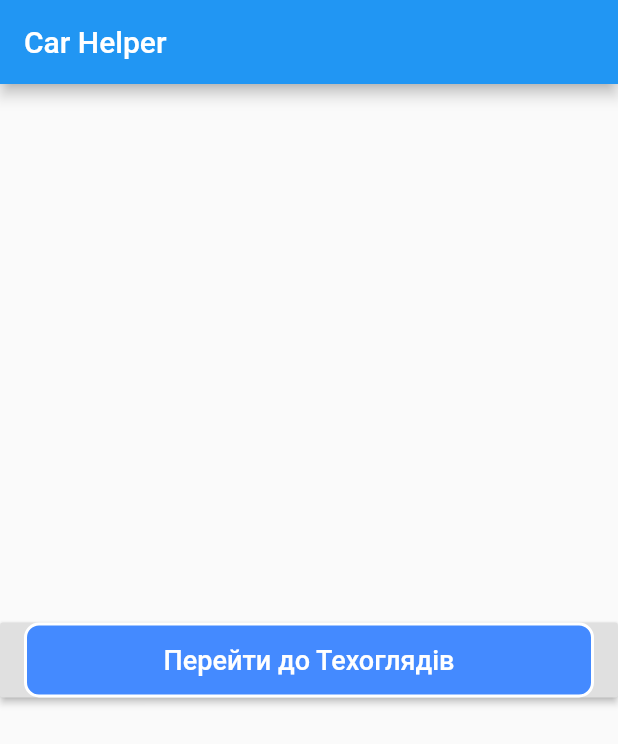
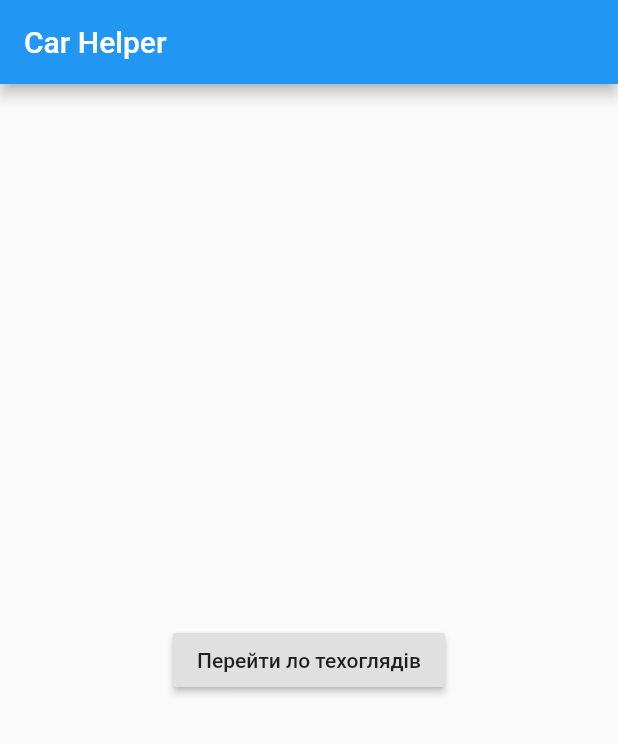
Before and after one commit to Vlad-Kostyuk/CarHelper, a Flutter app: the screen it shows after launch, on a phone screen of 412 x 824 dp. Shown: the top 744 px of the screen. Run offline on Flutter 3.47's test engine with Material 2 defaults, Android fonts, the phone set to English and light mode, and no system bars; our stand-ins replace sqflite; accounts and stored records are empty.

Commit message:
add Screen №1

```diff
--- a/lib/main.dart
+++ b/lib/main.dart
@@ -1,6 +1,11 @@
 import 'package:flutter/material.dart';
+import 'dart:async';
+import 'package:flutter_app/models/note.dart';
+import 'package:flutter_app/utils/database_date_teahouse.dart';
 import 'package:flutter_app/screens/note_list_date_teahouse.dart';
-
+import 'package:flutter_app/screens/note_detail_date_teahouse.dart';
+import 'package:path/path.dart';
+import 'package:sqflite/sqflite.dart';
 void main() {
   runApp(MaterialApp(
 
@@ -17,7 +22,6 @@ class MyApp extends StatelessWidget {
       debugShowCheckedModeBanner: false,
       theme: ThemeData(
           primarySwatch: Colors.green
-
       ),
       home: NoteList(),
 
@@ -28,24 +32,20 @@ class MyApp extends StatelessWidget {
 class FirstScreen extends StatelessWidget {
   @override
   Widget build(BuildContext context) {
+
+
     return Scaffold(
+
       appBar: AppBar(
         title: Text('Car Helper'),
+
       ),
+
       body: Center(
 
         child: RaisedButton(
+          child: Text('Перейти ло техоглядів'),
 
-          child: new Container(
-            //width: 100.0,
-            height: 50.0,
-            decoration: new BoxDecoration(
-              color: Colors.blueAccent,
-              border: new Border.all(color: Colors.white, width: 2.0),
-              borderRadius: new BorderRadius.circular(10.0),
-            ),
-            child: new Center(child: new Text('Перейти до Техоглядів', style: new TextStyle(fontSize: 18.0, color: Colors.white),),),
-          ),
           onPressed: () {
             Navigator.push(
               context,
@@ -54,6 +54,7 @@ class FirstScreen extends StatelessWidget {
           },
         ),
       ),
+
     );
   }
 }
--- /dev/null
+++ b/lib/screens/ExpansionTileSample.dart
@@ -0,0 +1,99 @@
+import 'package:flutter/material.dart';
+
+class ExpansionTileSample extends StatelessWidget {
+  @override
+  Widget build(BuildContext context) {
+    return MaterialApp(
+      home: Scaffold(
+        appBar: AppBar(
+          title: const Text('ExpansionTile'),
+        ),
+        body: ListView.builder(
+          itemBuilder: (BuildContext context, int index) =>
+              EntryItem(data[index]),
+          itemCount: data.length,
+        ),
+      ),
+    );
+  }
+}
+
+// One entry in the multilevel list displayed by this app.
+class Entry {
+  Entry(this.title, [this.children = const <Entry>[]]);
+
+  final String title;
+  final List<Entry> children;
+}
+
+// The entire multilevel list displayed by this app.
+final List<Entry> data = <Entry>[
+  Entry(
+    'передпродажний техогляд',
+    <Entry>[
+      Entry(
+        'Data',
+        <Entry>[
+          Entry('...INFO...'),
+        ],
+      ),
+      Entry('Enter',
+          <Entry>[
+            Entry('Enter'),
+          ]),
+      Entry('Works',
+          <Entry>[
+            Entry('Enter'),
+          ]),
+    ],
+  ),
+  Entry(
+    'техогляд 1',
+    <Entry>[
+      Entry('Section B0'),
+      Entry('Section B1'),
+    ],
+  ),
+  Entry(
+    'техогляд 2',
+    <Entry>[
+      Entry('Section C0'),
+      Entry('Section C1'),
+      Entry(
+        'Section C2',
+        <Entry>[
+          Entry('Item C2.0'),
+          Entry('Item C2.1'),
+          Entry('Item C2.2'),
+          Entry('Item C2.3'),
+        ],
+      ),
+    ],
+  ),
+];
+
+// Displays one Entry. If the entry has children then it's displayed
+// with an ExpansionTile.
+class EntryItem extends StatelessWidget {
+  const EntryItem(this.entry);
+
+  final Entry entry;
+
+  Widget _buildTiles(Entry root) {
+    if (root.children.isEmpty) return ListTile(title: Text(root.title));
+    return ExpansionTile(
+      key: PageStorageKey<Entry>(root),
+      title: Text(root.title),
+      children: root.children.map(_buildTiles).toList(),
+    );
+  }
+
+  @override
+  Widget build(BuildContext context) {
+    return _buildTiles(entry);
+  }
+}
+
+void main() {
+  runApp(ExpansionTileSample());
+}
```
Lines whose indentation alone changed are shown as unchanged.
